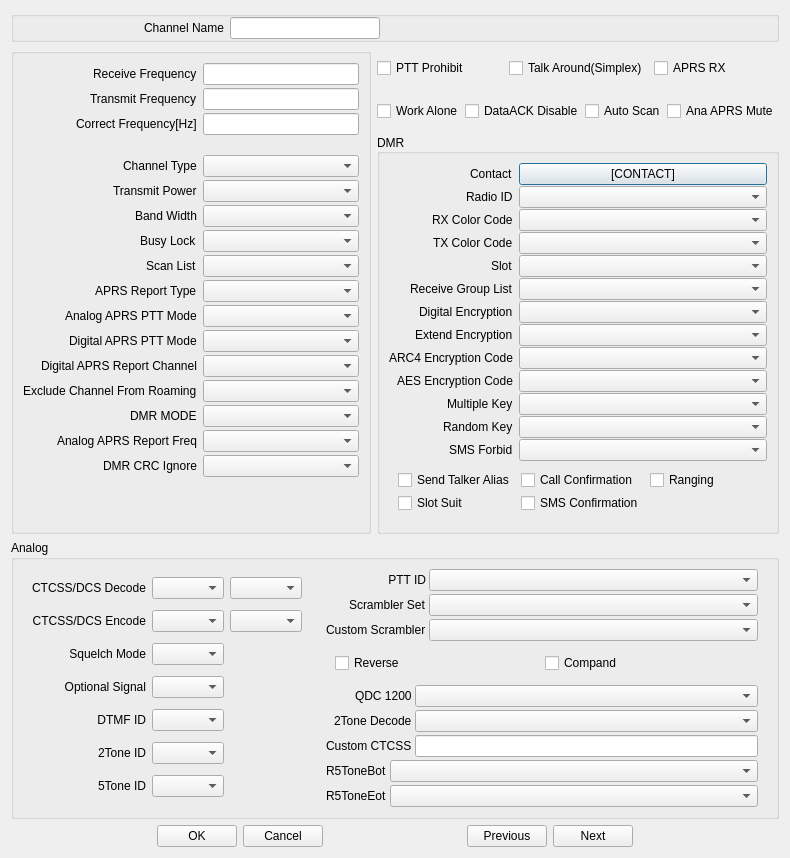
Old version of the form src/ui/channel_settings.ui in the repository xbenkozx/anytone-cps.
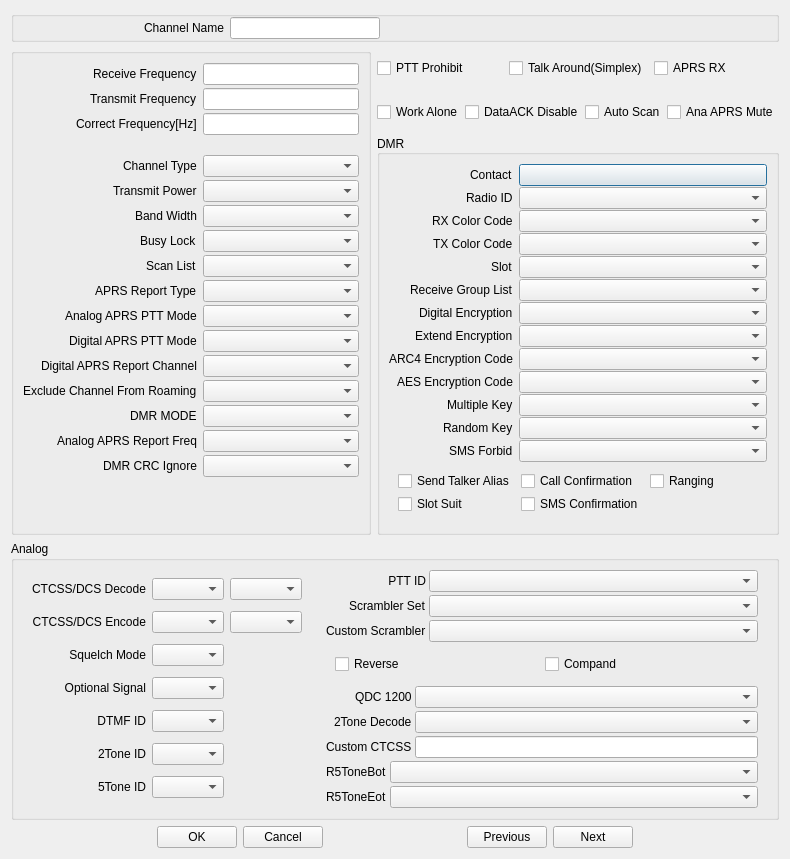
New version of the form.

Patch:
```diff
--- a/src/ui/channel_settings.ui
+++ b/src/ui/channel_settings.ui
@@ -7,7 +7,7 @@
     <x>0</x>
     <y>0</y>
     <width>790</width>
-    <height>858</height>
+    <height>859</height>
    </rect>
   </property>
   <property name="windowTitle">
@@ -558,7 +558,7 @@
               <item row="0" column="1">
                <widget class="QPushButton" name="digitalContactBtn">
                 <property name="text">
-                 <string>[CONTACT]</string>
+                 <string/>
                 </property>
                </widget>
               </item>
```
